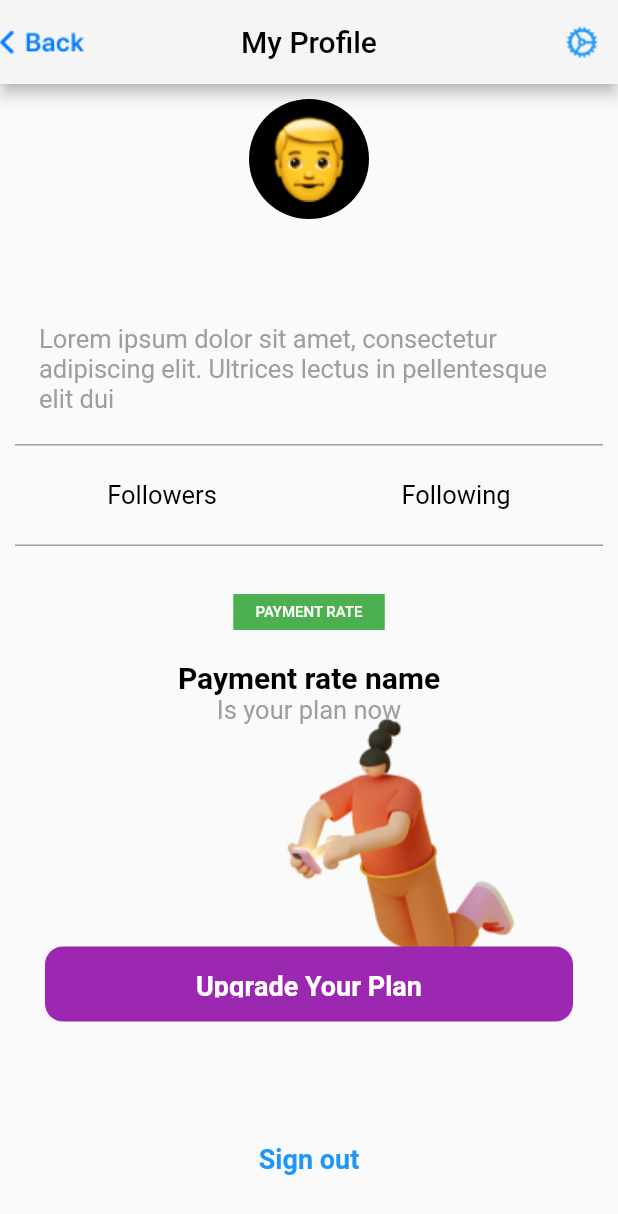
After one commit to ZayniddinMamarasulov/flutter-uzbek, a Flutter app: the MyProfilePage screen opened by its route, on a phone screen of 412 x 824 dp. The commit adds this screen. Shown: the top 1214 px of the screen. Run offline on Flutter 3.47's test engine with Material 2 defaults, Android fonts, the light colour scheme and no system bars; our stand-ins replace cloud_firestore, firebase_auth, firebase_core; accounts and stored records are empty; project files that could hold a hidden picture were left out.

Commit message:
user my profile init

```diff
--- a/lib/main.dart
+++ b/lib/main.dart
@@ -1,8 +1,9 @@
+import 'package:firebase_auth/firebase_auth.dart';
 import 'package:flutter/material.dart';
 import 'package:flutter_uzbek/view/add_post_page.dart';
 import 'package:flutter_uzbek/view/components/popular_item.dart';
 import 'package:flutter_uzbek/view/home_page.dart';
-import 'package:flutter_uzbek/view/my_profil_page.dart';
+import 'package:flutter_uzbek/view/my_profile_page.dart';
 import 'package:flutter_uzbek/view/popular_posts_page.dart';
 import 'package:flutter_uzbek/view/postt_page.dart';
 import 'package:flutter_uzbek/view/register_and_login/auth_page/auth_page.dart';
@@ -16,9 +17,14 @@ void main() async {
   runApp(const MyApp());
 }
 
-class MyApp extends StatelessWidget {
+class MyApp extends StatefulWidget {
   const MyApp({Key? key}) : super(key: key);
 
+  @override
+  State<MyApp> createState() => _MyAppState();
+}
+
+class _MyAppState extends State<MyApp> {
   @override
   Widget build(BuildContext context) {
     return MaterialApp(
@@ -26,10 +32,12 @@ class MyApp extends StatelessWidget {
       theme: ThemeData(
         primarySwatch: Colors.blue,
       ),
-      home: const AuthPage(),
+      home: FirebaseAuth.instance.currentUser?.uid == null
+          ? AuthPage()
+          : HomePage(),
       routes: {
         HomePage.id: (context) => HomePage(),
-        MyProfilPage.id: (context) => MyProfilPage(),
+        MyProfilePage.id: (context) => MyProfilePage(),
         PopularItem.id: (context) => PopularItem(),
         PopularPostsPAge.id: (context) => PopularPostsPAge(),
         PosttPage.id: (context) => PosttPage(),
@@ -40,4 +48,8 @@ class MyApp extends StatelessWidget {
       },
     );
   }
+
+  Future<bool> _isUserLoggedIn() async {
+    return FirebaseAuth.instance.currentUser != null;
+  }
 }
--- /dev/null
+++ b/lib/model/user.dart
@@ -0,0 +1,27 @@
+class MyUser {
+  final String? id;
+  final String fullName;
+  final String email;
+  final String userRole;
+
+  MyUser(
+      {required this.id,
+      required this.fullName,
+      required this.email,
+      required this.userRole});
+
+  MyUser.fromData(Map<String, dynamic> data)
+      : id = data['id'],
+        fullName = data['fullName'],
+        email = data['email'],
+        userRole = data['userRole'];
+
+  Map<String, dynamic> toJson() {
+    return {
+      'id': id,
+      'fullName': fullName,
+      'email': email,
+      'userRole': userRole,
+    };
+  }
+}
--- /dev/null
+++ b/lib/view/my_profile_page.dart
@@ -0,0 +1,202 @@
+import 'package:cloud_firestore/cloud_firestore.dart';
+import 'package:firebase_auth/firebase_auth.dart';
+import 'package:flutter/material.dart';
+import 'package:flutter_uzbek/color/app_color.dart';
+import 'package:flutter_uzbek/model/user.dart';
+import 'package:flutter_uzbek/view/register_and_login/auth_page/auth_page.dart';
+
+import 'components/payment.dart';
+
+class MyProfilePage extends StatefulWidget {
+  const MyProfilePage({Key? key}) : super(key: key);
+  static const String id = "my_profile_page";
+
+  @override
+  _MyProfilePageState createState() => _MyProfilePageState();
+}
+
+class _MyProfilePageState extends State<MyProfilePage> {
+  @override
+  Widget build(BuildContext context) {
+    return Scaffold(
+      appBar: AppBar(
+        backgroundColor: AppColors.containerFiveColor,
+        leading: GestureDetector(
+          onTap: () {
+            Navigator.pop(context);
+          },
+          child: Image(
+            image: AssetImage('assets/icons/back.png'),
+          ),
+        ),
+        title: Text(
+          'My Profile',
+          style: TextStyle(color: Colors.black),
+        ),
+        centerTitle: true,
+        actions: [
+          IconButton(
+            onPressed: () {},
+            color: Colors.blue,
+            icon: ImageIcon(AssetImage("assets/icons/iconn.png")),
+          ),
+        ],
+      ),
+      body: SingleChildScrollView(
+        child: FutureBuilder(
+          future: getCurrentUser(),
+          builder: (BuildContext context, AsyncSnapshot<MyUser> snapshot) {
+            if (!snapshot.hasData) {
+              return const Center(child: CircularProgressIndicator());
+            }
+            return initUI(snapshot.data!);
+          },
+        ),
+      ),
+    );
+  }
+
+  Widget initUI(MyUser user) {
+    return Padding(
+      padding: EdgeInsets.all(10),
+      child: Column(
+        children: [
+          Column(
+            children: [
+              Container(
+                height: 80,
+                width: 80,
+                decoration: BoxDecoration(
+                    borderRadius: BorderRadius.circular(50),
+                    color: Colors.black),
+                child: Column(
+                  crossAxisAlignment: CrossAxisAlignment.center,
+                  mainAxisAlignment: MainAxisAlignment.center,
+                  children: const [
+                    Center(
+                      child: Image(
+                        image: AssetImage("assets/icons/image11.png"),
+                      ),
+                    ),
+                  ],
+                ),
+              ),
+              SizedBox(height: 4),
+              Text(
+                user.fullName,
+                style: const TextStyle(
+                    color: Colors.black,
+                    fontSize: 18,
+                    fontWeight: FontWeight.w600),
+              ),
+              SizedBox(height: 4),
+              Text(
+                user.email,
+                style: const TextStyle(
+                    color: Colors.black,
+                    fontSize: 18,
+                    fontWeight: FontWeight.w600),
+              ),
+              Container(
+                padding: EdgeInsets.all(16),
+                height: 100,
+                width: double.infinity,
+                child: const Center(
+                  child: Text(
+                    "Lorem ipsum dolor sit amet, consectetur adipiscing elit. Ultrices lectus in pellentesque elit dui",
+                    style: TextStyle(
+                        color: Colors.grey,
+                        fontSize: 17,
+                        fontWeight: FontWeight.w400),
+                  ),
+                ),
+              ),
+              Container(
+                height: 1,
+                color: Colors.grey,
+              ),
+              Row(
+                children: [
+                  Expanded(
+                      child: Container(
+                    height: 66,
+                    child: const Center(
+                      child: Text(
+                        "Followers",
+                        style: TextStyle(
+                            color: Colors.black,
+                            fontSize: 17,
+                            fontWeight: FontWeight.w400),
+                      ),
+                    ),
+                  )),
+                  Expanded(
+                      child: Container(
+                    child: const Center(
+                      child: Text(
+                        "Following",
+                        style: TextStyle(
+                            color: Colors.black,
+                            fontSize: 17,
+                            fontWeight: FontWeight.w400),
+                      ),
+                    ),
+                  )),
+                ],
+              ),
+              Container(
+                height: 1,
+                color: Colors.grey,
+              ),
+              const SizedBox(
+                height: 32,
+              ),
+              Container(
+                height: 24,
+                width: 101,
+                color: Colors.green,
+                child: const Center(
+                  child: Text(
+                    "PAYMENT RATE",
+                    style: TextStyle(
+                        color: Colors.white,
+                        fontSize: 10,
+                        fontWeight: FontWeight.w500),
+                  ),
+                ),
+              ),
+              Payment(),
+              const SizedBox(
+                height: 46,
+              ),
+              TextButton(
+                  onPressed: () {
+                    FirebaseAuth.instance.signOut();
+                    Navigator.pushNamedAndRemoveUntil(
+                        context, AuthPage.id, (r) => false);
+                  },
+                  child: const Text(
+                    "Sign out",
+                    style: TextStyle(
+                        color: Colors.blue,
+                        fontSize: 18,
+                        fontWeight: FontWeight.w600),
+                  ))
+            ],
+          )
+        ],
+      ),
+    );
+  }
+
+  Future<MyUser> getCurrentUser() async {
+    final id = FirebaseAuth.instance.currentUser?.uid;
+
+    final currentUser =
+        await FirebaseFirestore.instance.collection('users').doc(id).get();
+
+    final userData = currentUser.data();
+
+    return MyUser.fromData(userData!);
+  }
+}
--- a/lib/view/profil_page.dart
+++ b/lib/view/profil_page.dart
@@ -1,7 +1,7 @@
 import 'package:flutter/material.dart';
 import 'package:flutter_uzbek/color/app_color.dart';
 import 'package:flutter_uzbek/view/components/popular_posts.dart';
-import 'package:flutter_uzbek/view/my_profil_page.dart';
+import 'package:flutter_uzbek/view/my_profile_page.dart';
 
 class ProfilPage extends StatefulWidget {
   const ProfilPage({Key? key}) : super(key: key);
@@ -30,7 +30,7 @@ class _ProfilPageState extends State<ProfilPage> {
                 actions:  [
                   InkWell(
                     onTap: (){
-                      Navigator.pushNamed(context, MyProfilPage.id);
+                      Navigator.pushNamed(context, MyProfilePage.id);
                     },
                     child: CircleAvatar(
                       radius: 22,
--- a/lib/view/register_and_login/signup_page/signup_page.dart
+++ b/lib/view/register_and_login/signup_page/signup_page.dart
@@ -1,7 +1,5 @@
 import 'package:flutter/material.dart';
 import 'components/login_text_button.dart';
-
-
 import 'components/form_fields.dart';
 import 'components/sign_up_text.dart';
 
@@ -34,7 +32,7 @@ class _SignupPageState extends State<SignupPage> {
             crossAxisAlignment: CrossAxisAlignment.start,
             children: [
               const SignUpText(),
-              FormFields(),
+              SignUpFormFields(),
               const LoginTextButton(),
             ],
           ),
```
Also changed, not shown: lib/services/auth_service.dart (added, +31 -0 lines), lib/view/home_page.dart (+13 -21 lines), lib/view/my_profil_page.dart (deleted, +0 -131 lines), lib/view/register_and_login/login_page/components/form_fields.dart (+25 -5 lines), lib/view/register_and_login/signup_page/components/form_fields.dart (+31 -6 lines).
